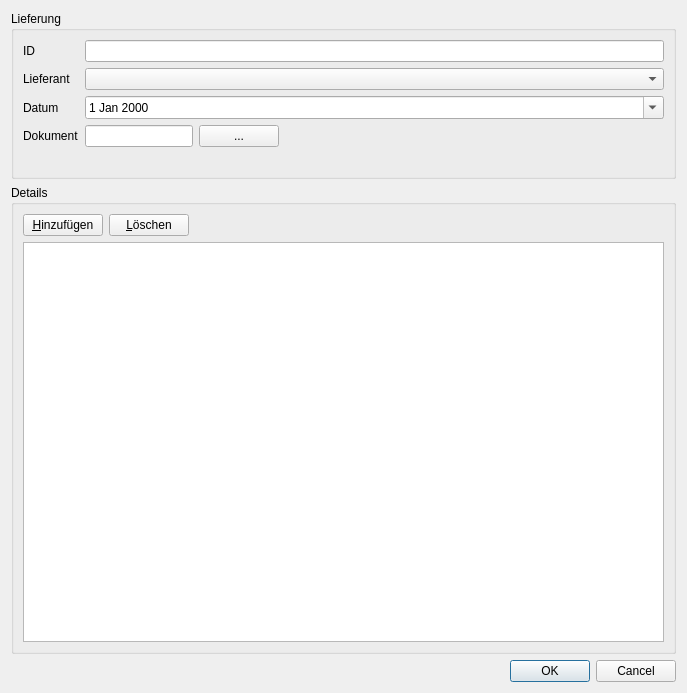
Before: the Qt Designer form ui/forms/lieferungDetailForm.ui in flurl/lagerManager, drawn with Qt 5.
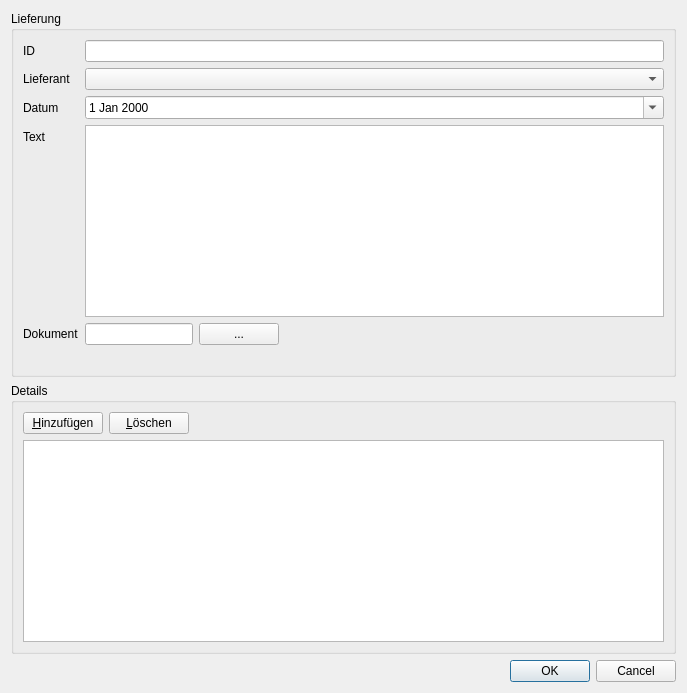
After: the same form once the commit is applied. Custom widgets are drawn as their Qt base class.

Commit message: in der lieferungDetail form wird nun auch der dokument text berücksichtigt/automatisch hinzugefügt

Diff of the .ui file:
```diff
--- a/ui/forms/lieferungDetailForm.ui
+++ b/ui/forms/lieferungDetailForm.ui
@@ -60,14 +60,14 @@
           </property>
          </widget>
         </item>
-        <item row="3" column="0">
+        <item row="4" column="0">
          <widget class="QLabel" name="label_4">
           <property name="text">
            <string>Dokument</string>
           </property>
          </widget>
         </item>
-        <item row="3" column="1">
+        <item row="4" column="1">
          <layout class="QHBoxLayout" name="horizontalLayout_2">
           <item>
            <widget class="QLineEdit" name="lineEdit_dokId">
@@ -110,6 +110,16 @@
           </item>
          </layout>
         </item>
+        <item row="3" column="0">
+         <widget class="QLabel" name="label_5">
+          <property name="text">
+           <string>Text</string>
+          </property>
+         </widget>
+        </item>
+        <item row="3" column="1">
+         <widget class="QPlainTextEdit" name="plainTextEdit_ocr"/>
+        </item>
        </layout>
       </item>
       <item row="1" column="0">
```
The commit also changes 2 other files.
